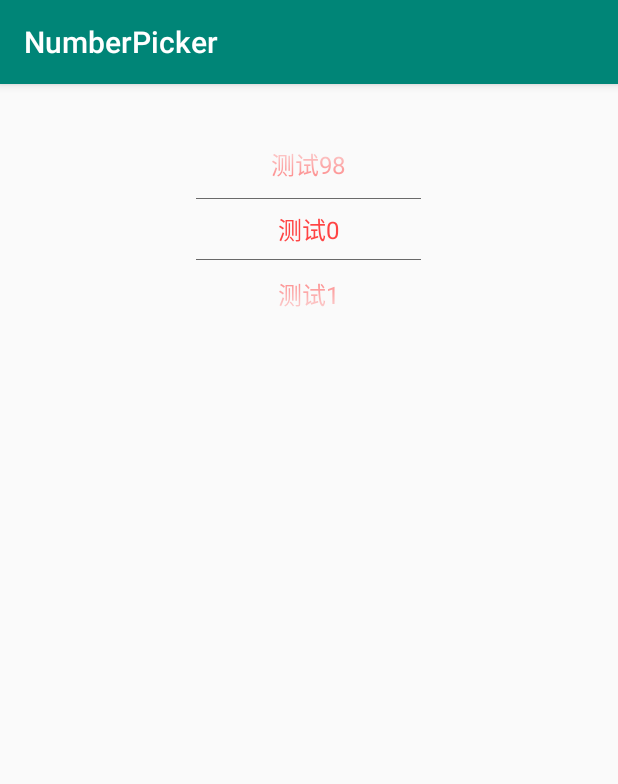
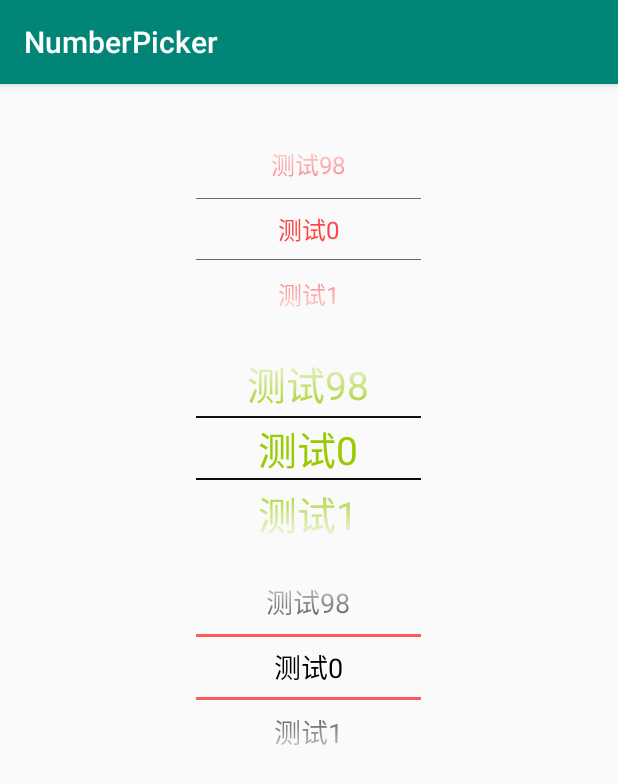
Before and after one commit to ErmolaHanSolo/NumberPicker, an Android app: the screen it shows after launch (MainActivity), on a phone screen of 412 x 824 dp. Shown: the top 784 px of the screen. Run offline under Robolectric (Android 15) with nearby library versions, the phone set to English and light mode, and no system bars.

```diff
--- a/app/build.gradle
+++ b/app/build.gradle
@@ -4,7 +4,7 @@ android {
     compileSdkVersion 28
     defaultConfig {
         applicationId "com.lany.numberpicker.sample"
-        minSdkVersion 15
+        minSdkVersion 16
         targetSdkVersion 28
         versionCode 1
         versionName "1.0"
--- a/app/src/main/java/com/lany/numberpicker/sample/MainActivity.java
+++ b/app/src/main/java/com/lany/numberpicker/sample/MainActivity.java
@@ -2,7 +2,9 @@ package com.lany.numberpicker.sample;
 
 import android.os.Bundle;
 import android.support.v7.app.AppCompatActivity;
+
 import com.lany.numberpicker.NumberPicker;
+
 import java.util.ArrayList;
 import java.util.List;
 
@@ -12,15 +14,21 @@ public class MainActivity extends AppCompatActivity {
     protected void onCreate(Bundle savedInstanceState) {
         super.onCreate(savedInstanceState);
         setContentView(R.layout.activity_main);
-        NumberPicker picker = findViewById(R.id.numberPicker);
+        numberPicker1();
+        numberPicker2();
+        numberPicker3();
+    }
+
+    private void numberPicker1() {
+        NumberPicker numberPicker = findViewById(R.id.numberPicker);
         //不可编辑
-        picker.setDescendantFocusability(NumberPicker.FOCUS_BLOCK_DESCENDANTS);
+        numberPicker.setDescendantFocusability(NumberPicker.FOCUS_BLOCK_DESCENDANTS);
         List<String> values = new ArrayList<>();
         for (int i = 0; i < 99; i++) {
             values.add("测试" + i);
         }
-        picker.setValues(values);
-        picker.setOnValueChangedListener(new NumberPicker.OnValueChangeListener() {
+        numberPicker.setValues(values);
+        numberPicker.setOnValueChangedListener(new NumberPicker.OnValueChangeListener() {
 
             @Override
             public void onValueChange(NumberPicker picker, int oldValue, int newValue) {
@@ -28,4 +36,41 @@ public class MainActivity extends AppCompatActivity {
             }
         });
     }
+
+    private void numberPicker2() {
+        NumberPicker numberPicker = findViewById(R.id.numberPicker2);
+        //不可编辑
+        numberPicker.setDescendantFocusability(NumberPicker.FOCUS_BLOCK_DESCENDANTS);
+        List<String> values = new ArrayList<>();
+        for (int i = 0; i < 99; i++) {
+            values.add("测试" + i);
+        }
+        numberPicker.setValues(values);
+        numberPicker.setOnValueChangedListener(new NumberPicker.OnValueChangeListener() {
+
+            @Override
+            public void onValueChange(NumberPicker picker, int oldValue, int newValue) {
+
+            }
+        });
+    }
+
+    private void numberPicker3() {
+        NumberPicker numberPicker = findViewById(R.id.numberPicker3);
+        //不可编辑
+        numberPicker.setDescendantFocusability(NumberPicker.FOCUS_BLOCK_DESCENDANTS);
+        List<String> values = new ArrayList<>();
+        for (int i = 0; i < 99; i++) {
+            values.add("测试" + i);
+        }
+        numberPicker.setValues(values);
+        numberPicker.setOnValueChangedListener(new NumberPicker.OnValueChangeListener() {
+
+            @Override
+            public void onValueChange(NumberPicker picker, int oldValue, int newValue) {
+
+            }
+        });
+    }
+
 }
--- a/app/src/main/res/layout/activity_main.xml
+++ b/app/src/main/res/layout/activity_main.xml
@@ -1,9 +1,10 @@
 <?xml version="1.0" encoding="utf-8"?>
-<FrameLayout xmlns:android="http://schemas.android.com/apk/res/android"
+<LinearLayout xmlns:android="http://schemas.android.com/apk/res/android"
     xmlns:app="http://schemas.android.com/apk/res-auto"
     xmlns:tools="http://schemas.android.com/tools"
     android:layout_width="match_parent"
     android:layout_height="match_parent"
+    android:orientation="vertical"
     android:padding="32dp"
     tools:context=".MainActivity">
 
@@ -17,8 +18,37 @@
         app:selectionDivider="@color/dividerColor"
         app:selectionDividerHeight="1px"
         app:selectionDividersDistance="40dp"
+        app:selectionTextColor="@android:color/holo_red_light"
         app:selectionTextSize="16sp"
-        app:selectionTextColor="@android:color/holo_red_light"
         app:solidColor="@android:color/transparent" />
 
-</FrameLayout>
+    <com.lany.numberpicker.NumberPicker
+        android:id="@+id/numberPicker2"
+        android:layout_width="wrap_content"
+        android:layout_height="wrap_content"
+        android:layout_gravity="center_horizontal"
+        android:layout_marginTop="16dp"
+        app:internalMaxHeight="130dp"
+        app:internalMinWidth="150dp"
+        app:selectionDivider="@android:color/black"
+        app:selectionDividerHeight="1dp"
+        app:selectionDividersDistance="40dp"
+        app:selectionTextColor="@android:color/holo_green_light"
+        app:selectionTextSize="26sp"
+        app:solidColor="@android:color/transparent" />
+
+    <com.lany.numberpicker.NumberPicker
+        android:id="@+id/numberPicker3"
+        android:layout_width="wrap_content"
+        android:layout_height="wrap_content"
+        android:layout_gravity="center_horizontal"
+        android:layout_marginTop="16dp"
+        app:internalMaxHeight="130dp"
+        app:internalMinWidth="150dp"
+        app:selectionDivider="@android:color/holo_red_light"
+        app:selectionDividerHeight="2dp"
+        app:selectionDividersDistance="40dp"
+        app:selectionTextColor="@android:color/black"
+        app:selectionTextSize="18sp"
+        app:solidColor="@android:color/transparent" />
+</LinearLayout>
--- a/build.gradle
+++ b/build.gradle
@@ -7,7 +7,7 @@ buildscript {
         jcenter()
     }
     dependencies {
-        classpath 'com.android.tools.build:gradle:3.2.1'
+        classpath 'com.android.tools.build:gradle:3.5.3'
         classpath 'com.github.dcendents:android-maven-gradle-plugin:2.1'
 
         // NOTE: Do not place your application dependencies here; they belong
--- a/library/build.gradle
+++ b/library/build.gradle
@@ -5,7 +5,7 @@ android {
     compileSdkVersion 28
 
     defaultConfig {
-        minSdkVersion 15
+        minSdkVersion 16
         targetSdkVersion 28
         versionCode 1
         versionName "1.0"
@@ -25,7 +25,6 @@ android {
 
 dependencies {
     implementation fileTree(dir: 'libs', include: ['*.jar'])
-    implementation 'com.android.support:support-annotations:28.0.0'
     testImplementation 'junit:junit:4.12'
     androidTestImplementation 'com.android.support.test:runner:1.0.2'
     androidTestImplementation 'com.android.support.test.espresso:espresso-core:3.0.2'
--- a/library/src/main/java/com/lany/numberpicker/NumberPicker.java
+++ b/library/src/main/java/com/lany/numberpicker/NumberPicker.java
@@ -11,7 +11,6 @@ import android.graphics.Rect;
 import android.graphics.drawable.Drawable;
 import android.os.Build;
 import android.os.Bundle;
-import android.support.annotation.Nullable;
 import android.text.InputFilter;
 import android.text.InputType;
 import android.text.Spanned;
@@ -359,12 +358,12 @@ public class NumberPicker extends LinearLayout {
         inti(null);
     }
 
-    public NumberPicker(Context context, @Nullable AttributeSet attrs) {
+    public NumberPicker(Context context, AttributeSet attrs) {
         super(context, attrs);
         inti(attrs);
     }
 
-    public NumberPicker(Context context, @Nullable AttributeSet attrs, int defStyleAttr) {
+    public NumberPicker(Context context, AttributeSet attrs, int defStyleAttr) {
         super(context, attrs, defStyleAttr);
         inti(attrs);
     }
```
Also changed, not shown: gradle/wrapper/gradle-wrapper.properties, 2 other files.
